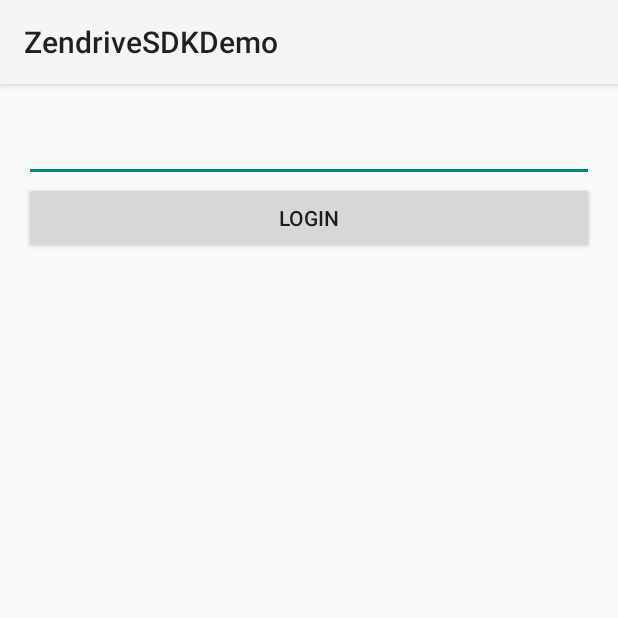
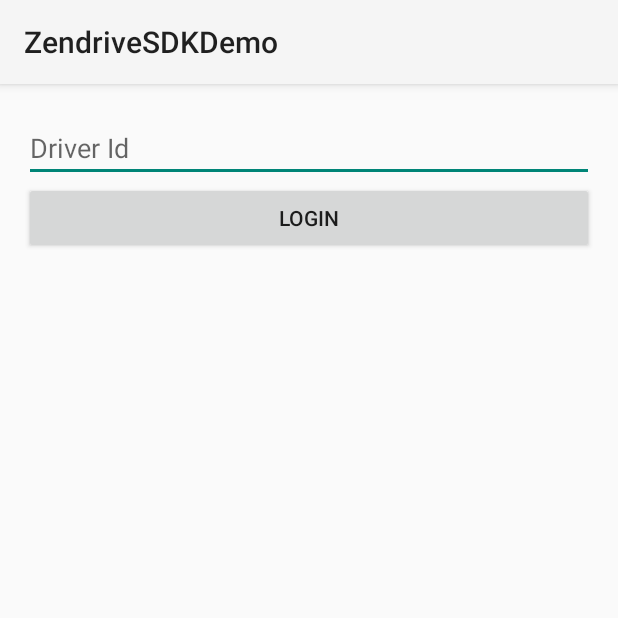
Before and after one commit to zendrive/zendrive-sdk-android-sample, an Android app: the screen it shows after launch (LoginActivity), on a phone screen of 412 x 824 dp, the top half of it. Run offline under Robolectric (Android 15) with nearby library versions, the phone set to English and light mode, and no system bars; our stand-ins replace data binding; libraries missing offline, so code that uses them is left out: com.zendrive.sdk.

Commit message:
⬆️  Zendrive SDK to 3.10.1
Also:
- Update README.md to contain less HTML and more markdown
- Add hint text for login text field
- ⬆️  Android Gradle Plugin, support library and build tools version
- Fix the Driver Id validity before trying to setup. The app accepted
  any non-empty email and did not give any recourse. Check in advance if
  the email is valid before logging the user in.

Change-Id: Ifd8eaaffa66b439259dcc6eaeadc034639928786

```diff
--- a/app/src/main/java/com/zendrive/zendrivesdkdemo/LoginActivity.java
+++ b/app/src/main/java/com/zendrive/zendrivesdkdemo/LoginActivity.java
@@ -7,6 +7,7 @@ import android.os.Bundle;
 import android.view.View;
 import android.widget.Toast;
 
+import com.zendrive.sdk.Zendrive;
 import com.zendrive.zendrivesdkdemo.databinding.ActivityLoginBinding;
 
 /**
@@ -26,8 +27,8 @@ public class LoginActivity extends Activity implements View.OnClickListener {
     public void onClick(View v) {
         // Display DashboardFragment
         String driverId = binding.editText.getText().toString();
-        if (driverId.isEmpty()) {
-            Toast.makeText(this, "Enter email", Toast.LENGTH_SHORT).show();
+        if (!Zendrive.isValidInputParameter(driverId)) {
+            Toast.makeText(this, "Enter valid driver id", Toast.LENGTH_SHORT).show();
             return;
         }
         SharedPreferenceManager.setDriverId(LoginActivity.this, driverId);
--- a/app/src/main/res/layout/activity_listview.xml
+++ b/app/src/main/res/layout/activity_listview.xml
@@ -5,7 +5,7 @@
           android:id="@+id/label"
           android:layout_width="fill_parent"
           android:layout_height="fill_parent"
-          android:padding="10dip"
-          android:textSize="12dip"
+          android:padding="10dp"
+          android:textSize="12sp"
           android:textStyle="bold"
           android:textColor="@android:color/darker_gray"/>
--- a/app/src/main/res/layout/activity_login.xml
+++ b/app/src/main/res/layout/activity_login.xml
@@ -4,7 +4,6 @@
     >
 
     <data>
-
         <variable
             name="clickHandler"
             type="android.view.View.OnClickListener"/>
@@ -22,7 +21,8 @@
         <EditText
             android:id="@+id/editText"
             android:layout_width="match_parent"
-            android:layout_height="wrap_content" />
+            android:layout_height="wrap_content"
+            android:hint="Driver Id"/>
 
         <Button
             android:id="@+id/loginButton"
```
Also changed, not shown: app/build.gradle (+5 -5 lines), 1 other file.
